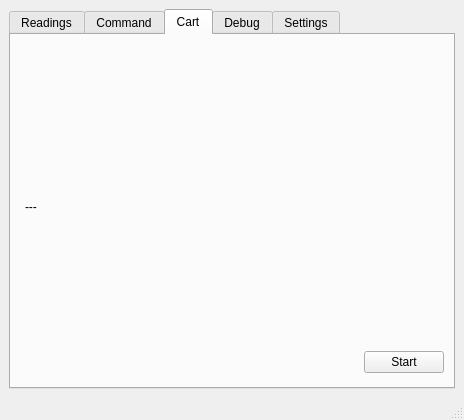
Above: tf03_test/main_window.ui from codincodee/tf0x_dev before the change. Below: the same form after it.
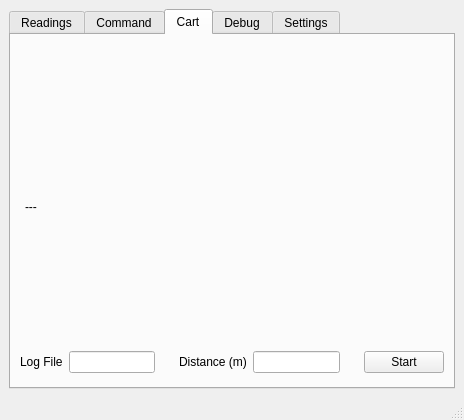
That is the form after the change. The open tabs and pages were chosen to show the change.

Commit message: Made a twins for Cart Distance option

What changed in the file:
```diff
--- a/tf03_test/main_window.ui
+++ b/tf03_test/main_window.ui
@@ -569,6 +569,39 @@
           </item>
           <item>
            <layout class="QHBoxLayout" name="horizontalLayout_12">
+            <item>
+             <widget class="QLabel" name="label_11">
+              <property name="text">
+               <string>Log File</string>
+              </property>
+             </widget>
+            </item>
+            <item>
+             <widget class="QLineEdit" name="CartPageLogFileLineEdit"/>
+            </item>
+            <item>
+             <spacer name="horizontalSpacer_7">
+              <property name="orientation">
+               <enum>Qt::Horizontal</enum>
+              </property>
+              <property name="sizeHint" stdset="0">
+               <size>
+                <width>40</width>
+                <height>20</height>
+               </size>
+              </property>
+             </spacer>
+            </item>
+            <item>
+             <widget class="QLabel" name="label_10">
+              <property name="text">
+               <string>Distance (m)</string>
+              </property>
+             </widget>
+            </item>
+            <item>
+             <widget class="QLineEdit" name="CartPageDistanceLineEdit"/>
+            </item>
             <item>
              <spacer name="horizontalSpacer_16">
               <property name="orientation">
```
Left out of the diff: 2 changed lines with no effect on the pictures. The commit also changes 3 other files.
